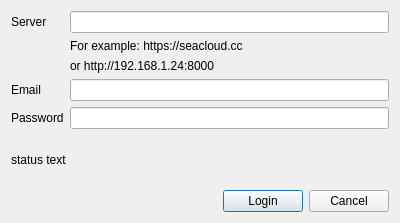
This is ui/login-dialog.ui in haiwen/seafile-client as Qt 5 draws it before an edit. The edited form follows.
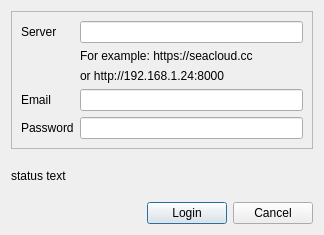
This is the edited form.

Commit message: improve dialog frame bg color

```diff
--- a/ui/login-dialog.ui
+++ b/ui/login-dialog.ui
@@ -6,8 +6,8 @@
    <rect>
     <x>0</x>
     <y>0</y>
-    <width>400</width>
-    <height>223</height>
+    <width>324</width>
+    <height>235</height>
    </rect>
   </property>
   <property name="windowTitle">
@@ -15,10 +15,14 @@
   </property>
   <layout class="QVBoxLayout" name="verticalLayout">
    <item>
+    <widget class="QFrame" name="mFrame">
+     <property name="frameShape">
+      <enum>QFrame::StyledPanel</enum>
+     </property>
+     <property name="frameShadow">
+      <enum>QFrame::Raised</enum>
+     </property>
     <layout class="QFormLayout" name="formLayout">
-     <property name="fieldGrowthPolicy">
-      <enum>QFormLayout::AllNonFixedFieldsGrow</enum>
-     </property>
      <item row="0" column="0">
       <widget class="QLabel" name="serverUrl">
        <property name="text">
@@ -36,30 +40,6 @@
        </property>
       </widget>
      </item>
-     <item row="3" column="0">
-      <widget class="QLabel" name="label_2">
-       <property name="text">
-        <string>Email</string>
-       </property>
-      </widget>
-     </item>
-     <item row="3" column="1">
-      <widget class="QLineEdit" name="mUsername"/>
-     </item>
-     <item row="5" column="0">
-      <widget class="QLabel" name="label_3">
-       <property name="text">
-        <string>Password</string>
-       </property>
-      </widget>
-     </item>
-     <item row="5" column="1">
-      <widget class="QLineEdit" name="mPassword">
-       <property name="echoMode">
-        <enum>QLineEdit::Password</enum>
-       </property>
-      </widget>
-     </item>
      <item row="1" column="1">
       <widget class="QLabel" name="label">
        <property name="lineWidth">
@@ -92,7 +72,32 @@
        </property>
       </widget>
      </item>
-    </layout>
+      <item row="3" column="0">
+       <widget class="QLabel" name="label_2">
+        <property name="text">
+         <string>Email</string>
+        </property>
+       </widget>
+      </item>
+      <item row="3" column="1">
+       <widget class="QLineEdit" name="mUsername"/>
+      </item>
+      <item row="4" column="0">
+       <widget class="QLabel" name="label_3">
+        <property name="text">
+         <string>Password</string>
+        </property>
+       </widget>
+      </item>
+      <item row="4" column="1">
+       <widget class="QLineEdit" name="mPassword">
+        <property name="echoMode">
+         <enum>QLineEdit::Password</enum>
+        </property>
+       </widget>
+      </item>
+     </layout>
+    </widget>
    </item>
    <item>
     <widget class="QLabel" name="mStatusText">
```
Lines whose indentation alone changed are shown as unchanged. The commit also changes 7 other files.
